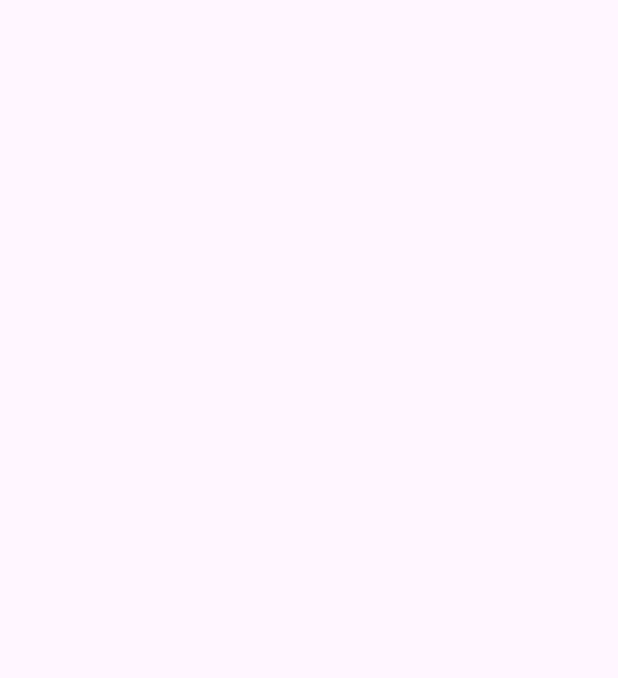
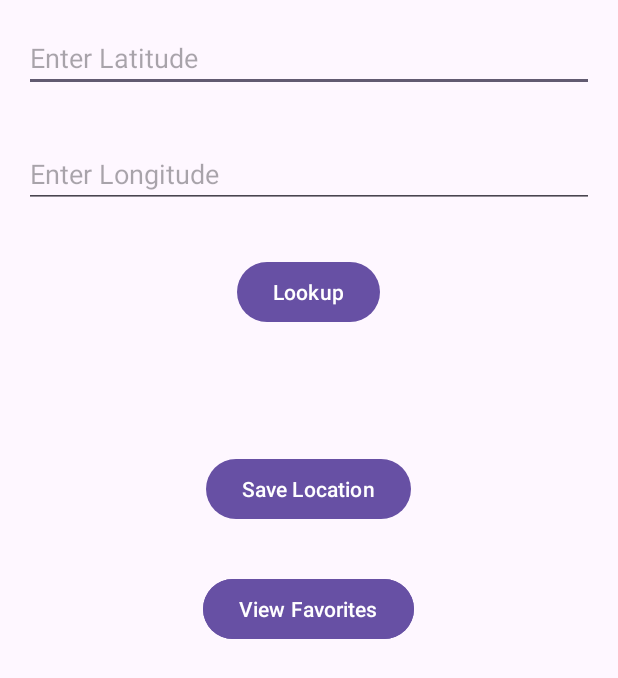
Before and after one commit to KPM007/finalProject, an Android app: the Sunrise screen opened directly, with no data from a screen before it, on a phone screen of 412 x 824 dp. Before the commit the part shown is empty. Shown: the top 678 px of the screen. Run offline under Robolectric (Android 15) with nearby library versions, the phone set to English and light mode, and no system bars.

Commit message:
added layout for sunrise

```diff
--- a/app/src/main/res/layout/activity_sunrise.xml
+++ b/app/src/main/res/layout/activity_sunrise.xml
@@ -1,9 +1,81 @@
 <?xml version="1.0" encoding="utf-8"?>
-<androidx.constraintlayout.widget.ConstraintLayout xmlns:android="http://schemas.android.com/apk/res/android"
-    xmlns:app="http://schemas.android.com/apk/res-auto"
+<RelativeLayout xmlns:android="http://schemas.android.com/apk/res/android"
     xmlns:tools="http://schemas.android.com/tools"
     android:layout_width="match_parent"
     android:layout_height="match_parent"
-    tools:context=".Sunrise">
+    tools:context=".MainActivity">
 
-</androidx.constraintlayout.widget.ConstraintLayout>
+    <EditText
+        android:id="@+id/editTextLat"
+        android:layout_width="match_parent"
+        android:layout_height="wrap_content"
+        android:hint="Enter Latitude"
+        android:inputType="numberDecimal"
+        android:layout_margin="16dp"/>
+
+    <EditText
+        android:id="@+id/editTextLng"
+        android:layout_width="match_parent"
+        android:layout_height="wrap_content"
+        android:hint="Enter Longitude"
+        android:inputType="numberDecimal"
+        android:layout_below="@id/editTextLat"
+        android:layout_margin="16dp"/>
+
+    <Button
+        android:id="@+id/btnLookup"
+        android:layout_width="wrap_content"
+        android:layout_height="wrap_content"
+        android:text="Lookup"
+        android:layout_below="@id/editTextLng"
+        android:layout_centerHorizontal="true"
+        android:layout_margin="16dp"/>
+
+    <TextView
+        android:id="@+id/tvResult"
+        android:layout_width="wrap_content"
+        android:layout_height="wrap_content"
+        android:text=""
+        android:layout_below="@id/btnLookup"
+        android:layout_centerHorizontal="true"
+        android:layout_margin="16dp"/>
+
+    <Button
+        android:id="@+id/btnSave"
+        android:layout_width="wrap_content"
+        android:layout_height="wrap_content"
+        android:text="Save Location"
+        android:layout_below="@id/tvResult"
+        android:layout_centerHorizontal="true"
+        android:layout_margin="16dp"/>
+
+    <Button
+        android:id="@+id/btnViewFavorites"
+        android:layout_width="wrap_content"
+        android:layout_height="wrap_content"
+        android:text="View Favorites"
+        android:layout_below="@id/btnSave"
+        android:layout_centerHorizontal="true"
+        android:layout_margin="16dp"/>
+
+    <Button
+        android:id="@+id/deleteButton"
+        android:layout_width="wrap_content"
+        android:layout_height="wrap_content"
+        android:text="View Favorites"
+        android:layout_below="@id/btnSave"
+        android:layout_centerHorizontal="true"
+        android:layout_margin="16dp"/>
+
+
+    <androidx.recyclerview.widget.RecyclerView
+        android:id="@+id/recyclerViewFavorites"
+        android:layout_width="match_parent"
+        android:layout_height="wrap_content"
+        android:layout_below="@id/btnViewFavorites"
+        android:layout_marginStart="16dp"
+        android:layout_marginTop="16dp"
+        android:layout_marginEnd="16dp"
+        android:layout_marginBottom="16dp" />
+
+</RelativeLayout>
```
